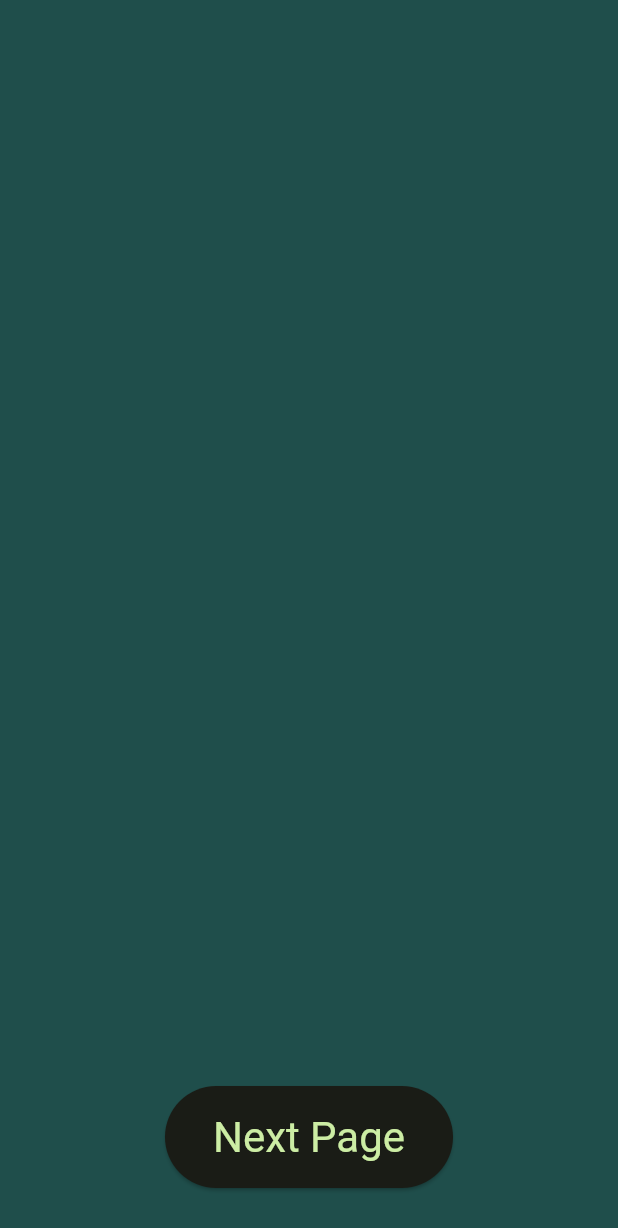
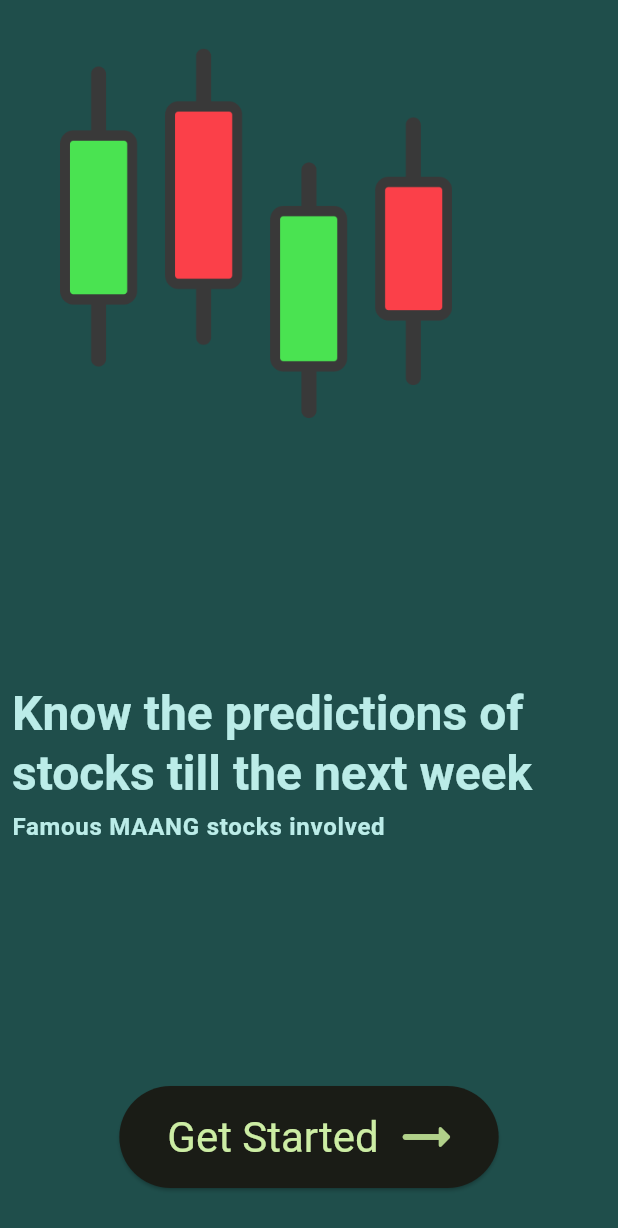
Before and after one commit to cc-internal-hackathon-team13/cc_hackathon_concept_app, a Flutter app: the screen it shows after launch, swiped to page 2, on a phone screen of 412 x 824 dp. Shown: the top 1228 px of the screen. Run offline on Flutter 3.47's test engine with Material 2 defaults, Android fonts, the phone set to English and light mode, and no system bars.

Commit message:
chore: add assets

```diff
--- a/lib/src/pages/intro.dart
+++ b/lib/src/pages/intro.dart
@@ -12,27 +12,94 @@ class IntroPageState extends State<IntroPage> {
   PageController controller = PageController();
   @override
   Widget build(BuildContext context) {
+    Size size = MediaQuery.of(context).size;
     return Scaffold(
         body: PageView(
       controller: controller,
+      physics: const ClampingScrollPhysics(),
       children: <Widget>[
-        ColoredBox(color: Theme.of(context).colorScheme.secondaryContainer),
         ColoredBox(
           color: Theme.of(context).colorScheme.tertiaryContainer,
           child: Padding(
-            padding: const EdgeInsets.only(bottom: 32.0),
-            child: Align(
+            padding: const EdgeInsets.all(8.0),
+            child: Column(mainAxisSize: MainAxisSize.min, children: <Widget>[
+              Padding(
+                padding: const EdgeInsets.only(top: 8.0),
+                child: Image.asset(
+                  "assets/art/human_sitting.png",
+                  fit: BoxFit.fitHeight,
+                  height: size.height * .65,
+                ),
+              ),
+              const SizedBox(height: 48),
+              Text("Be aware for what it means to be open-source",
+                  style: Theme.of(context).textTheme.headlineLarge?.copyWith(
+                      fontWeight: FontWeight.w600,
+                      color:
+                          Theme.of(context).colorScheme.onTertiaryContainer)),
+              const SizedBox(height: 8),
+              Text("Model trained on public & trusted sources",
+                  style: Theme.of(context).textTheme.bodyLarge?.copyWith(
+                      fontWeight: FontWeight.w600,
+                      color:
+                          Theme.of(context).colorScheme.onTertiaryContainer)),
+            ]),
+          ),
+        ),
+        ColoredBox(
+          color: Theme.of(context).colorScheme.tertiaryContainer,
+          child: Padding(
+            padding:
+                const EdgeInsets.symmetric(vertical: 32.0, horizontal: 8.0),
+            child: Column(
+              mainAxisSize: MainAxisSize.max,
+              mainAxisAlignment: MainAxisAlignment.spaceBetween,
+              crossAxisAlignment: CrossAxisAlignment.start,
+              children: [
+                Padding(
+                  padding: const EdgeInsets.only(left: 32.0),
+                  child: Image.asset("assets/art/candlesticks.png",
+                      fit: BoxFit.fitHeight, height: size.height * .30),
+                ),
+                Column(
+                  mainAxisSize: MainAxisSize.min,
+                  crossAxisAlignment: CrossAxisAlignment.start,
+                  children: [
+                    const SizedBox(height: 16.0),
+                    Text("Know the predictions of stocks till the next week",
+                        style: Theme.of(context)
+                            .textTheme
+                            .headlineLarge
+                            ?.copyWith(
+                                fontWeight: FontWeight.w600,
+                                color: Theme.of(context)
+                                    .colorScheme
+                                    .onTertiaryContainer)),
+                    const SizedBox(height: 4.0),
+                    Text("Famous MAANG stocks involved",
+                        style: Theme.of(context).textTheme.bodyLarge?.copyWith(
+                            fontWeight: FontWeight.w600,
+                            color: Theme.of(context)
+                                .colorScheme
+                                .onTertiaryContainer)),
+                  ],
+                ),
+                Align(
                   alignment: Alignment.bottomCenter,
                   child: ElevatedButton(
                       onPressed: () {
                         Navigator.of(context).push(MaterialPageRoute(
                             builder: (context) => const MAANGStocksPage()));
                       },
-                  child: Padding(
+                      child: Row(
+                        mainAxisSize: MainAxisSize.min,
+                        crossAxisAlignment: CrossAxisAlignment.center,
+                        children: [
+                          Padding(
                             padding: const EdgeInsets.symmetric(
                                 vertical: 16.0, horizontal: 8.0),
                             child: Text(
-                      "Next Page",
+                              "Get Started",
                               style: Theme.of(context)
                                   .textTheme
                                   .headlineMedium
@@ -41,7 +108,12 @@ class IntroPageState extends State<IntroPage> {
                                           .colorScheme
                                           .onPrimaryContainer),
                             ),
+                          ),
+                          const Icon(Icons.arrow_right_alt_rounded, size: 48),
+                        ],
                       )),
+                ),
+              ],
             ),
           ),
         ),
```
Also changed, not shown: pubspec.yaml (+6 -1 lines), assets/art/candlesticks.png (added), assets/art/finance.png (added), assets/art/human_sitting.png (added). Lines whose indentation alone changed are shown as unchanged.
